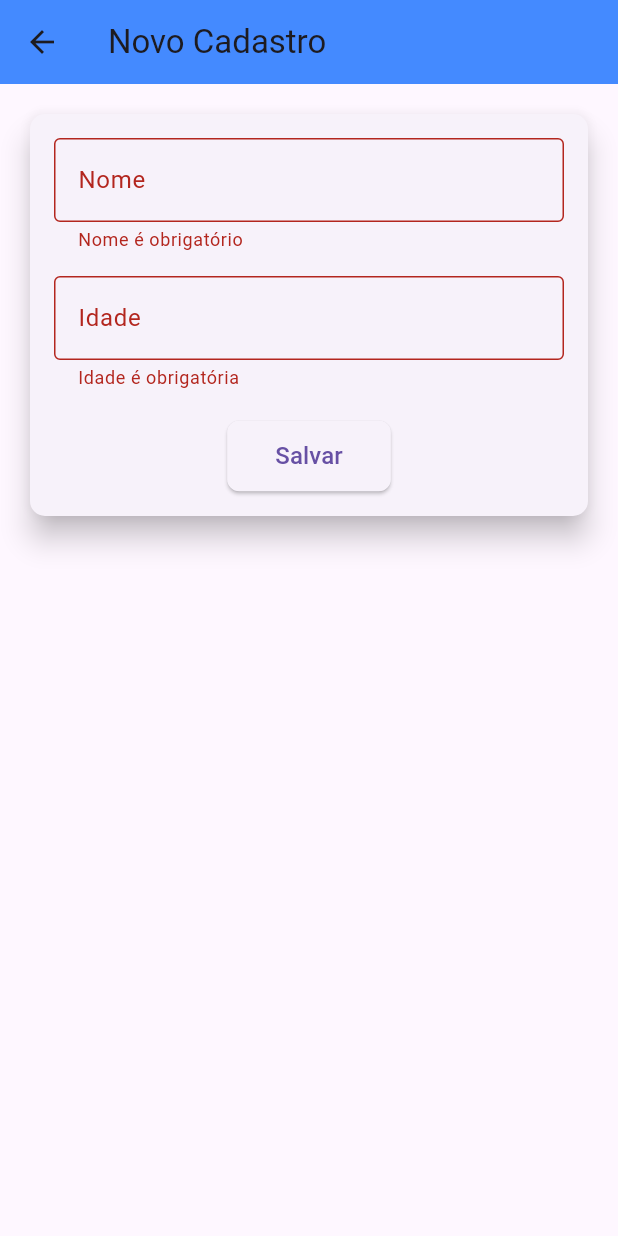
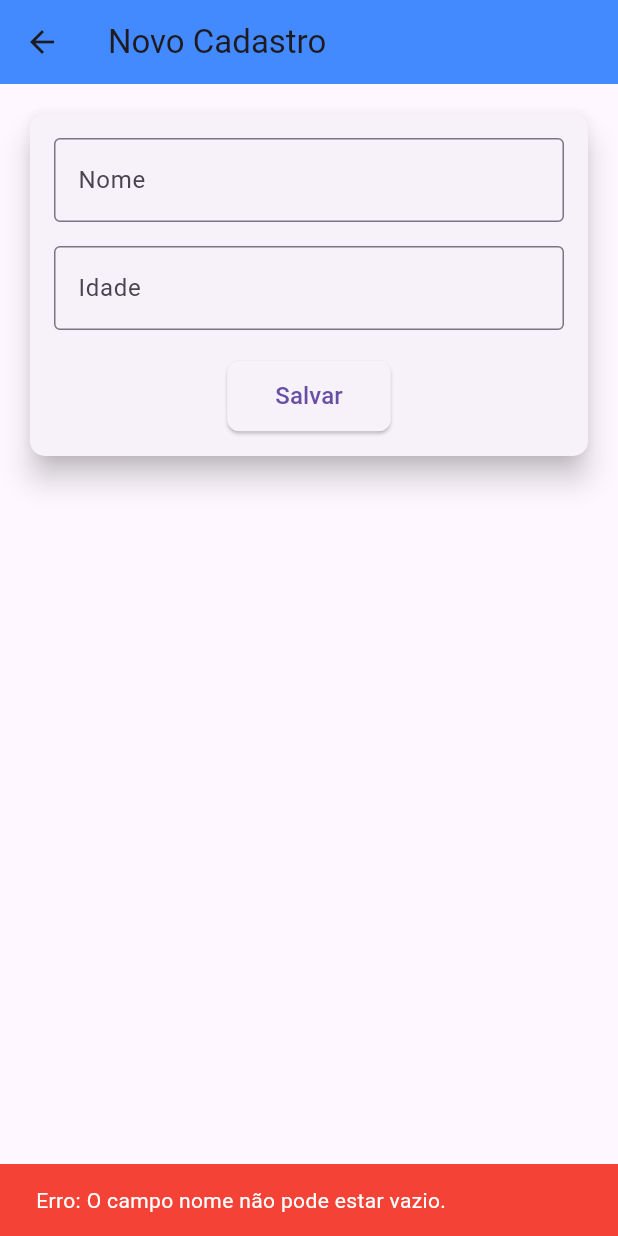
Before and after one commit to dzordii/cervantes_flutter_crud, a Flutter app: the CadastroScreen screen opened directly, after a tap on "Salvar", on a phone screen of 412 x 824 dp. Run offline on Flutter 3.47's test engine with Material 3 defaults, Android fonts, the phone set to English and light mode, and no system bars; our stand-ins replace sqflite, sqflite_common_ffi; accounts and stored records are empty.

Commit message:
implementação de mensagem de erro amigavel e validação completamente via banco de dados

```diff
--- a/lib/screens/cadastro_screen.dart
+++ b/lib/screens/cadastro_screen.dart
@@ -30,6 +30,45 @@ class _CadastroScreenState extends State<CadastroScreen> {
     if (_formKey.currentState!.validate()) {
       final nome = _nomeController.text;
       final idade = int.tryParse(_idadeController.text) ?? 0;
+
+      if (nome.isEmpty) {
+        ScaffoldMessenger.of(context).showSnackBar(
+          SnackBar(
+            content: Text(
+              'Erro: O campo nome não pode estar vazio.',
+              style: TextStyle(color: Colors.white),
+            ),
+            backgroundColor: Colors.red,
+          ),
+        );
+        return;
+      }
+
+      if (_idadeController.text.isEmpty) {
+        ScaffoldMessenger.of(context).showSnackBar(
+          SnackBar(
+            content: Text(
+              'Erro: O campo idade não pode estar vazio.',
+              style: TextStyle(color: Colors.white),
+            ),
+            backgroundColor: Colors.red,
+          ),
+        );
+        return;
+      }
+
+      if (idade <= 0) {
+        ScaffoldMessenger.of(context).showSnackBar(
+          SnackBar(
+            content: Text(
+              'Erro: O campo idade deve ser maior que zero.',
+              style: TextStyle(color: Colors.white),
+            ),
+            backgroundColor: Colors.red,
+          ),
+        );
+        return;
+      }
 
       final novoCadastro = Cadastro(
         id: widget.cadastro?.id,
--- a/lib/widgets/cadastro_form.dart
+++ b/lib/widgets/cadastro_form.dart
@@ -28,12 +28,6 @@ class CadastroForm extends StatelessWidget {
               labelText: 'Nome',
               border: OutlineInputBorder(),
             ),
-            validator: (value) {
-              if (value == null || value.trim().isEmpty) {
-                return 'Nome é obrigatório';
-              }
-              return null;
-            },
           ),
           SizedBox(height: 16),
           TextFormField(
@@ -44,16 +38,6 @@ class CadastroForm extends StatelessWidget {
               labelText: 'Idade',
               border: OutlineInputBorder(),
             ),
-            validator: (value) {
-              if (value == null || value.trim().isEmpty) {
-                return 'Idade é obrigatória';
-              }
-              final idade = int.tryParse(value);
-              if (idade == null || idade <= 0) {
-                return 'A idade deve ser maior que zero';
-              }
-              return null;
-            },
           ),
           SizedBox(height: 20),
           Center(
```
